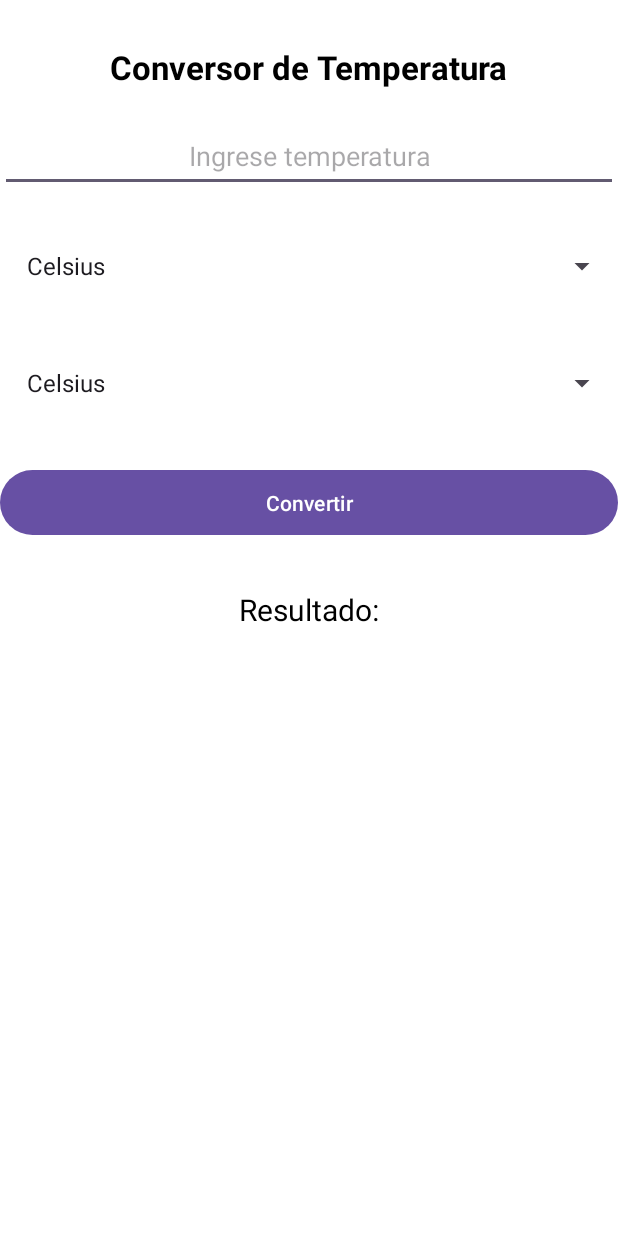
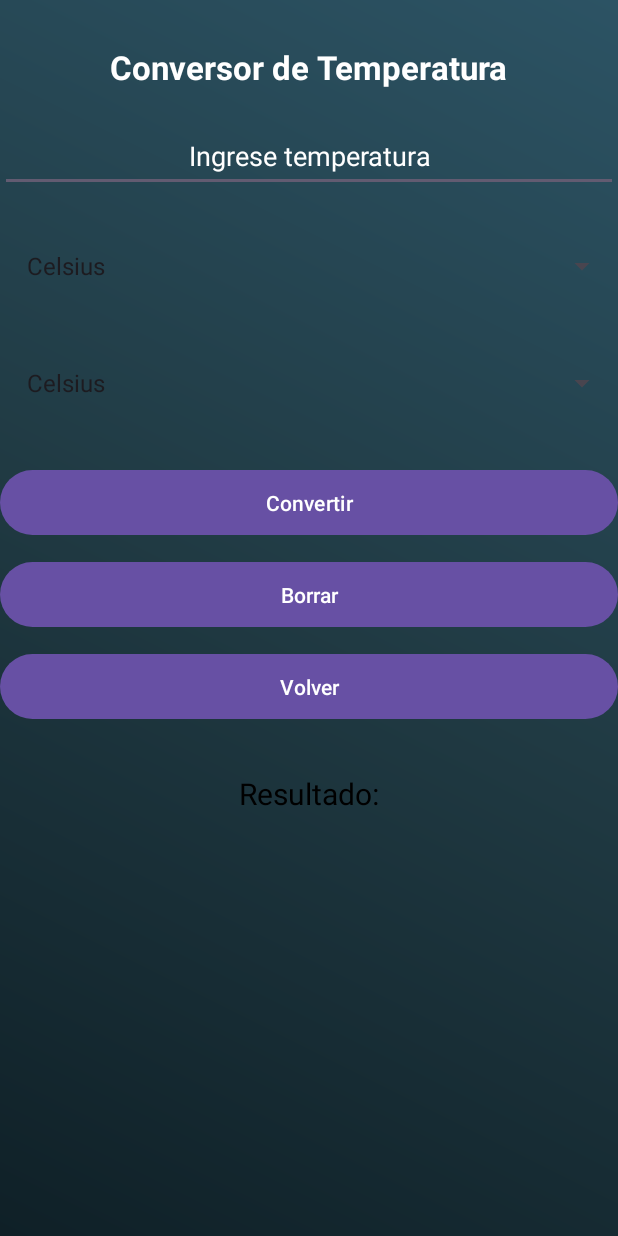
Before and after one commit to GaboKaiz/Convertidor, an Android app: the Temperatura screen opened directly, with no data from a screen before it, on a phone screen of 412 x 824 dp. Run offline under Robolectric (Android 15) with nearby library versions, the phone set to English and light mode, and no system bars.

Commit message:
Descripción de los cambios

```diff
--- a/app/src/main/java/com/example/conversorunidades/ui/Temperatura.kt
+++ b/app/src/main/java/com/example/conversorunidades/ui/Temperatura.kt
@@ -16,10 +16,11 @@ class Temperatura : AppCompatActivity() {
         val spinnerSalida = findViewById<Spinner>(R.id.spinnerSalidaTemperatura)
         val btnConvertir = findViewById<Button>(R.id.btnConvertirTemperatura)
         val resultado = findViewById<TextView>(R.id.resultadoTemperatura)
+        val btnBorrar = findViewById<Button>(R.id.btnBorrar)
+        val btnVolver = findViewById<Button>(R.id.btnVolver)
 
         val unidades = arrayOf("Celsius", "Fahrenheit", "Kelvin", "Rankine")
 
-        // Configurar los spinners con las unidades
         val adapter = ArrayAdapter(this, android.R.layout.simple_spinner_dropdown_item, unidades)
         spinnerEntrada.adapter = adapter
         spinnerSalida.adapter = adapter
@@ -38,6 +39,15 @@ class Temperatura : AppCompatActivity() {
 
             val resultadoConversion = convertirTemperatura(valor, unidadEntrada, unidadSalida)
             resultado.text = "Resultado: $resultadoConversion $unidadSalida"
+        }
+
+        btnBorrar.setOnClickListener {
+            inputValor.text.clear()
+            resultado.text = "Resultado:"
+        }
+
+        btnVolver.setOnClickListener {
+            finish()
         }
     }
 
--- a/app/src/main/res/layout/moneda.xml
+++ b/app/src/main/res/layout/moneda.xml
@@ -21,12 +21,13 @@
     <EditText
         android:id="@+id/inputValorMoneda"
         android:layout_width="0dp"
+        android:textColorHint="@color/white"
+
         android:layout_height="wrap_content"
         android:hint="Ingrese monto"
         android:inputType="numberDecimal"
         android:textAlignment="center"
         android:padding="12dp"
-        android:background="@drawable/borde_redondeado"
         app:layout_constraintTop_toBottomOf="@id/tituloMoneda"
         app:layout_constraintStart_toStartOf="parent"
         app:layout_constraintEnd_toEndOf="parent"
--- a/app/src/main/res/layout/temperatura.xml
+++ b/app/src/main/res/layout/temperatura.xml
@@ -3,7 +3,7 @@
     xmlns:app="http://schemas.android.com/apk/res-auto"
     android:layout_width="match_parent"
     android:layout_height="match_parent"
-    android:background="@color/white">
+    android:background="@drawable/fondo_gradiente">
 
     <TextView
         android:id="@+id/tituloTemperatura"
@@ -12,7 +12,7 @@
         android:text="Conversor de Temperatura"
         android:textSize="22sp"
         android:textStyle="bold"
-        android:textColor="@android:color/black"
+        android:textColor="@color/bright_white"
         app:layout_constraintTop_toTopOf="parent"
         app:layout_constraintStart_toStartOf="parent"
         app:layout_constraintEnd_toEndOf="parent"
@@ -21,6 +21,7 @@
     <EditText
         android:id="@+id/inputValorTemperatura"
         android:layout_width="0dp"
+        android:textColorHint="@color/white"
         android:layout_height="wrap_content"
         android:hint="Ingrese temperatura"
         android:inputType="numberDecimal"
@@ -63,7 +64,31 @@
         app:layout_constraintEnd_toEndOf="parent"
         android:layout_marginTop="20dp"/>
 
+    <!-- Botón para borrar -->
+    <Button
+        android:id="@+id/btnBorrar"
+        android:layout_width="0dp"
+        android:layout_height="wrap_content"
+        android:text="Borrar"
+        android:textColor="@android:color/white"
+        android:padding="12dp"
+        app:layout_constraintTop_toBottomOf="@id/btnConvertirTemperatura"
+        app:layout_constraintStart_toStartOf="parent"
+        app:layout_constraintEnd_toEndOf="parent"
+        android:layout_marginTop="10dp"/>
 
+    <!-- Botón para volver -->
+    <Button
+        android:id="@+id/btnVolver"
+        android:layout_width="0dp"
+        android:layout_height="wrap_content"
+        android:text="Volver"
+        android:textColor="@android:color/white"
+        android:padding="12dp"
+        app:layout_constraintTop_toBottomOf="@id/btnBorrar"
+        app:layout_constraintStart_toStartOf="parent"
+        app:layout_constraintEnd_toEndOf="parent"
+        android:layout_marginTop="10dp"/>
 
     <TextView
         android:id="@+id/resultadoTemperatura"
@@ -74,7 +99,7 @@
         android:textAlignment="center"
         android:textColor="@android:color/black"
         android:padding="12dp"
-        app:layout_constraintTop_toBottomOf="@id/btnConvertirTemperatura"
+        app:layout_constraintTop_toBottomOf="@id/btnVolver"
         app:layout_constraintStart_toStartOf="parent"
         app:layout_constraintEnd_toEndOf="parent"
         android:layout_marginTop="20dp"/>
--- a/app/src/main/res/values/colors.xml
+++ b/app/src/main/res/values/colors.xml
@@ -4,4 +4,11 @@
     <color name="white">#FFFFFFFF</color>
     <color name="celeste">#0091EA</color> <!-- Azul celeste intenso -->
     <color name="purple_500">#6200EE</color>
+    <color name="blue">#2196F3</color>
+    <color name="red">#D32F2F</color>
+    <color name="yellow">#FFD700</color>
+    <color name="light_blue">#87CEFA</color>
+    <color name="bright_white">#FFFFFF</color>
+
+
 </resources>
```
